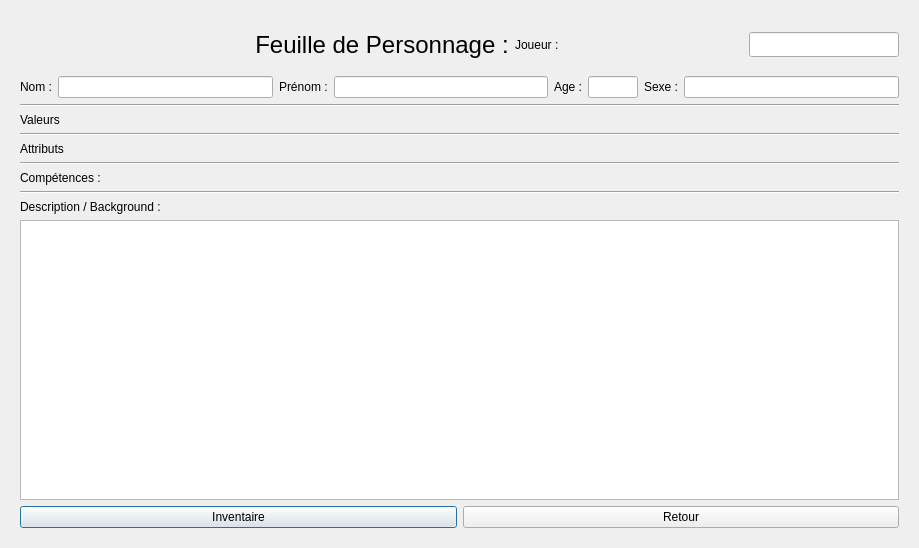
helarion/Application-JDR, file fenetre/formModifierPersonnage.ui: the form before one commit.
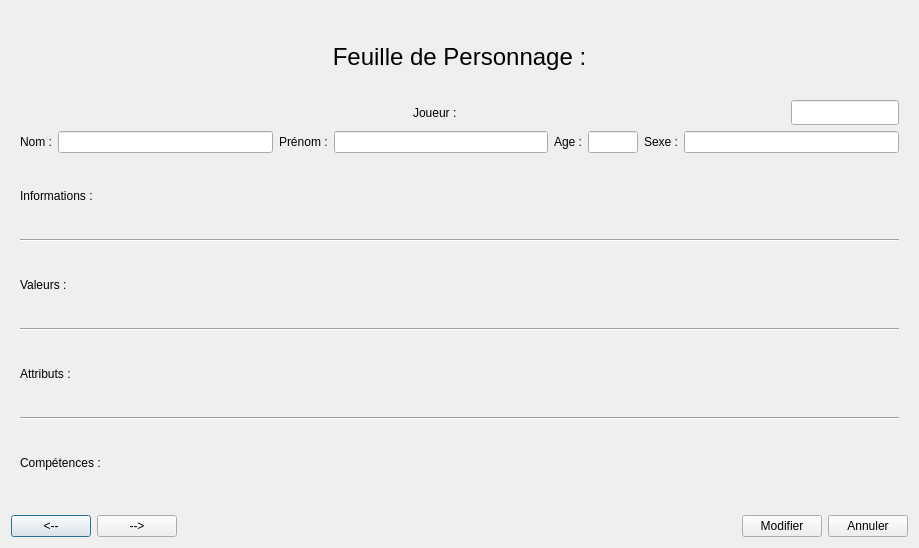
The form after the commit. Icons and pictures are not drawn.

```diff
--- a/fenetre/formModifierPersonnage.ui
+++ b/fenetre/formModifierPersonnage.ui
@@ -17,7 +17,7 @@
    <iconset>
     <normaloff>../d20.ico</normaloff>../d20.ico</iconset>
   </property>
-  <layout class="QVBoxLayout" name="verticalLayout_3">
+  <layout class="QVBoxLayout" name="verticalLayout_2">
    <item>
     <widget class="QStackedWidget" name="stackedWidget">
      <property name="currentIndex">
@@ -25,50 +25,31 @@
      </property>
      <widget class="QWidget" name="FeuillePersonnage">
       <layout class="QVBoxLayout" name="verticalLayout">
+       <item>
+        <widget class="QLabel" name="titre_2">
+         <property name="font">
+          <font>
+           <pointsize>18</pointsize>
+          </font>
+         </property>
+         <property name="text">
+          <string>Feuille de Personnage :</string>
+         </property>
+         <property name="alignment">
+          <set>Qt::AlignCenter</set>
+         </property>
+        </widget>
+       </item>
        <item>
         <layout class="QHBoxLayout" name="horizontalLayout">
-         <item>
-          <widget class="QLabel" name="ImagePerosnnageLabel_3">
-           <property name="minimumSize">
-            <size>
-             <width>50</width>
-             <height>50</height>
-            </size>
-           </property>
-           <property name="maximumSize">
-            <size>
-             <width>300</width>
-             <height>200</height>
-            </size>
-           </property>
-           <property name="text">
-            <string/>
-           </property>
-          </widget>
-         </item>
-         <item alignment="Qt::AlignHCenter">
-          <widget class="QLabel" name="label_67">
-           <property name="font">
-            <font>
-             <pointsize>18</pointsize>
-            </font>
-           </property>
-           <property name="text">
-            <string>Feuille de Personnage :</string>
-           </property>
-           <property name="alignment">
-            <set>Qt::AlignCenter</set>
-           </property>
-          </widget>
-         </item>
-         <item>
+         <item alignment="Qt::AlignRight">
           <widget class="QLabel" name="label_71">
            <property name="text">
             <string>Joueur :</string>
            </property>
           </widget>
          </item>
-         <item>
+         <item alignment="Qt::AlignRight">
           <widget class="QLineEdit" name="joueurEdit">
            <property name="minimumSize">
             <size>
@@ -141,7 +122,14 @@
         </layout>
        </item>
        <item>
-        <layout class="QHBoxLayout" name="information2Layout">
+        <widget class="QLabel" name="label">
+         <property name="text">
+          <string>Informations :</string>
+         </property>
+        </widget>
+       </item>
+       <item>
+        <layout class="QHBoxLayout" name="informationLayout">
          <property name="topMargin">
           <number>0</number>
          </property>
@@ -157,7 +145,7 @@
        <item>
         <widget class="QLabel" name="label_76">
          <property name="text">
-          <string>Valeurs</string>
+          <string>Valeurs :</string>
          </property>
         </widget>
        </item>
@@ -174,7 +162,7 @@
        <item>
         <widget class="QLabel" name="label_77">
          <property name="text">
-          <string>Attributs</string>
+          <string>Attributs :</string>
          </property>
         </widget>
        </item>
@@ -198,51 +186,6 @@
        <item>
         <layout class="QHBoxLayout" name="competenceLayout"/>
        </item>
-       <item>
-        <widget class="Line" name="line_4">
-         <property name="orientation">
-          <enum>Qt::Horizontal</enum>
-         </property>
-        </widget>
-       </item>
-       <item>
-        <layout class="QVBoxLayout" name="verticalLayout_2">
-         <property name="topMargin">
-          <number>0</number>
-         </property>
-         <item>
-          <widget class="QLabel" name="label_79">
-           <property name="text">
-            <string>Description / Background :</string>
-           </property>
-          </widget>
-         </item>
-         <item>
-          <widget class="QTextEdit" name="descirptionEdit"/>
-         </item>
-         <item>
-          <layout class="QHBoxLayout" name="horizontalLayout_2">
-           <property name="topMargin">
-            <number>0</number>
-           </property>
-           <item>
-            <widget class="QPushButton" name="InventaireButton">
-             <property name="text">
-              <string>Inventaire</string>
-             </property>
-            </widget>
-           </item>
-           <item>
-            <widget class="QPushButton" name="retourButton">
-             <property name="text">
-              <string>Retour</string>
-             </property>
-            </widget>
-           </item>
-          </layout>
-         </item>
-        </layout>
-       </item>
       </layout>
      </widget>
      <widget class="QWidget" name="Inventaire">
@@ -272,7 +215,7 @@
         </widget>
        </item>
        <item>
-        <widget class="QTableView" name="ArmesTable"/>
+        <widget class="QTextEdit" name="invArme"/>
        </item>
        <item>
         <widget class="QLabel" name="label_92">
@@ -282,29 +225,106 @@
         </widget>
        </item>
        <item>
-        <widget class="QTableView" name="ArmureTable"/>
+        <widget class="QTextEdit" name="invArmure"/>
        </item>
        <item>
         <widget class="QLabel" name="label_80">
          <property name="text">
-          <string>Autres :</string>
+          <string>Objets :</string>
          </property>
         </widget>
        </item>
        <item>
-        <widget class="QTableView" name="ObjetTable"/>
+        <widget class="QTextEdit" name="invObjet"/>
        </item>
+      </layout>
+     </widget>
+     <widget class="QWidget" name="page">
+      <layout class="QVBoxLayout" name="verticalLayout_5">
+       <item alignment="Qt::AlignHCenter">
+        <widget class="QLabel" name="label_2">
+         <property name="font">
+          <font>
+           <pointsize>20</pointsize>
+          </font>
+         </property>
+         <property name="text">
+          <string>Backstory</string>
+         </property>
+        </widget>
+       </item>
        <item>
-        <widget class="QPushButton" name="RetourButton">
+        <widget class="QLabel" name="label_79">
          <property name="text">
-          <string>Retour</string>
+          <string>Description :</string>
          </property>
         </widget>
        </item>
+       <item>
+        <widget class="QTextEdit" name="descirptionEdit"/>
+       </item>
+       <item>
+        <widget class="QLabel" name="label_3">
+         <property name="text">
+          <string>Background :</string>
+         </property>
+        </widget>
+       </item>
+       <item>
+        <widget class="QTextEdit" name="background"/>
+       </item>
       </layout>
      </widget>
     </widget>
    </item>
+   <item>
+    <layout class="QHBoxLayout" name="horizontalLayout_3">
+     <property name="topMargin">
+      <number>0</number>
+     </property>
+     <item>
+      <widget class="QPushButton" name="pagePrecedenteButton">
+       <property name="text">
+        <string>&lt;--</string>
+       </property>
+      </widget>
+     </item>
+     <item>
+      <widget class="QPushButton" name="pageSuivanteButton">
+       <property name="text">
+        <string>--&gt;</string>
+       </property>
+      </widget>
+     </item>
+     <item>
+      <spacer name="horizontalSpacer">
+       <property name="orientation">
+        <enum>Qt::Horizontal</enum>
+       </property>
+       <property name="sizeHint" stdset="0">
+        <size>
+         <width>40</width>
+         <height>20</height>
+        </size>
+       </property>
+      </spacer>
+     </item>
+     <item>
+      <widget class="QPushButton" name="modifierButton">
+       <property name="text">
+        <string>Modifier</string>
+       </property>
+      </widget>
+     </item>
+     <item>
+      <widget class="QPushButton" name="retourButton">
+       <property name="text">
+        <string>Annuler</string>
+       </property>
+      </widget>
+     </item>
+    </layout>
+   </item>
   </layout>
  </widget>
  <resources/>
```
